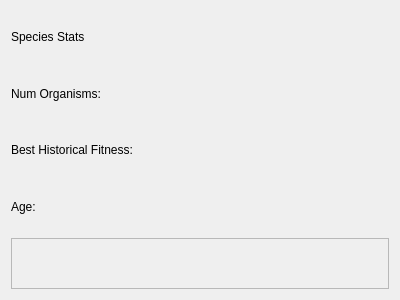
First picture: the form in pygui/species_diagnostics.ui, repository ArtificialEvolvingWorld/neural-net-tests, before the edit.
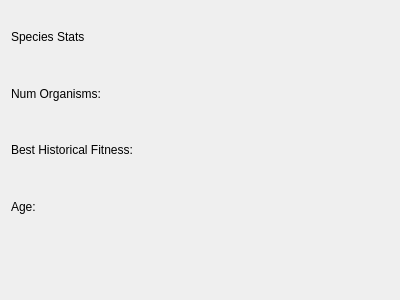
Second picture: the form after the edit. Custom widgets are drawn as their Qt base class.

Commit message: Moved the matplotlib canvas to be a custom widget for designer-qt4, for convenience.

The edit to the form file:
```diff
--- a/pygui/species_diagnostics.ui
+++ b/pygui/species_diagnostics.ui
@@ -56,16 +56,6 @@
      </property>
     </widget>
    </item>
-   <item row="4" column="0" colspan="2">
-    <widget class="QFrame" name="plot_holder">
-     <property name="frameShape">
-      <enum>QFrame::StyledPanel</enum>
-     </property>
-     <property name="frameShadow">
-      <enum>QFrame::Raised</enum>
-     </property>
-    </widget>
-   </item>
    <item row="3" column="1">
     <widget class="QLabel" name="age">
      <property name="text">
@@ -73,8 +63,25 @@
      </property>
     </widget>
    </item>
+   <item row="4" column="0" colspan="2">
+    <widget class="MatplotlibCanvas" name="matplotlibCanvas">
+     <property name="toolTip">
+      <string>Python console</string>
+     </property>
+     <property name="whatsThis">
+      <string/>
+     </property>
+    </widget>
+   </item>
   </layout>
  </widget>
+ <customwidgets>
+  <customwidget>
+   <class>MatplotlibCanvas</class>
+   <extends>QWidget</extends>
+   <header>pygui.custom_widgets.matplotlib_canvas</header>
+  </customwidget>
+ </customwidgets>
  <resources/>
  <connections/>
 </ui>
```
The commit also changes 8 other files.
